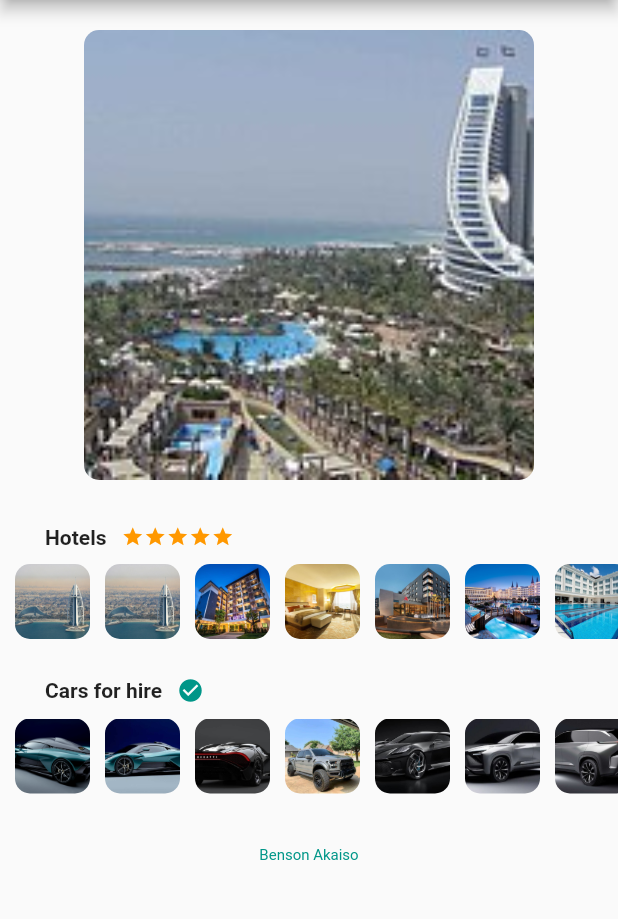
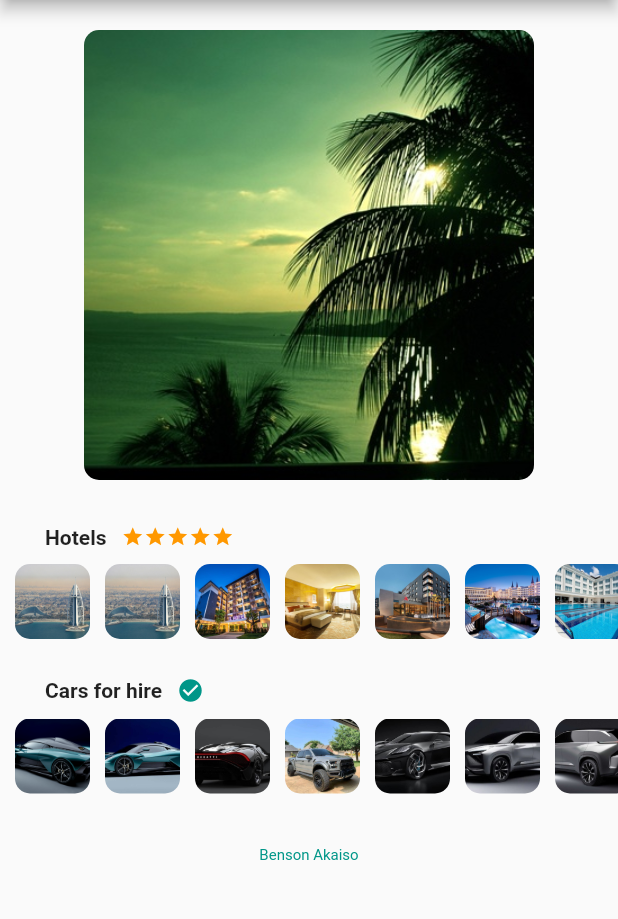
Before and after one commit to Akaiso/tanggle, a Flutter app: the screen it shows after launch, on a phone screen of 412 x 824 dp, the part 84-1003 px from its top. Run offline on Flutter 3.47's test engine with Material 2 defaults, Android fonts, the phone set to English and light mode, and no system bars.

```diff
--- a/lib/home_page.dart
+++ b/lib/home_page.dart
@@ -1,5 +1,7 @@
 import 'package:flutter/cupertino.dart';
 import 'package:flutter/material.dart';
+
+
 
 class HomePage extends StatefulWidget {
   const HomePage({Key? key}) : super(key: key);
@@ -35,7 +37,13 @@ List<String> cars = [
   'Wrangler Jeep on toyo tires.jpg'
 ];
 
+
+
 class _HomePageState extends State<HomePage> {
+
+  var viewedImage = 'nature.jpg';
+  String x = 'hotels';
+
   @override
   Widget build(BuildContext context) {
     return Scaffold(
@@ -70,20 +78,21 @@ class _HomePageState extends State<HomePage> {
             mainAxisAlignment: MainAxisAlignment.start,
             crossAxisAlignment: CrossAxisAlignment.center,
             children: [
+
               const SizedBox(
                 height: 20,
               ),
-              const SizedBox(
+                SizedBox(
                 height: 300,
                 width: 300,
                 child: ClipRRect(
-                  borderRadius: BorderRadius.all(Radius.circular(10)),
+                  borderRadius: const BorderRadius.all(Radius.circular(10)),
                   child: Image(
-                    image: AssetImage('assets/hotels/wild_wadi.jpg'),
-                    //  image:  const NetworkImage(
+                    image: AssetImage('assets/$x/$viewedImage'),
+                  //  image:  const NetworkImage(
                     //    'https://images.all-free-download.com/images/graphiclarge/beauty_of_nature_17_211513.jpg'),
                     fit: BoxFit.cover,
-                    semanticLabel: 'cars',
+                    semanticLabel: 'image',
                     // frameBuilder: (context, child, frame ,synchro){
                     //   return Container(
                     //     height: 50,
@@ -139,7 +148,7 @@ class _HomePageState extends State<HomePage> {
                   )
                 ],
               ),
-              SizedBox(height: 5),
+              const SizedBox(height: 5),
               Container(
                 height: 60,
                 child: ListView.builder(
@@ -154,8 +163,12 @@ class _HomePageState extends State<HomePage> {
                         ),
                         InkWell(
                           onTap: () {
-                           // print(index);
-                            setState(() {});
+                            x = 'hotels';
+                            setState(() {
+                              ///this can be written outside or inside the setState
+                              viewedImage = vacImage;
+                            });
+                            // viewedImage = vacImage;
                           },
                           child: Container(
                             height: 50,
@@ -232,7 +245,9 @@ class _HomePageState extends State<HomePage> {
                         ),
                         InkWell(
                           onTap: () {
+                            x = 'cars';
                             setState(() {});
+                            viewedImage = carImage;
                           },
                           child: Container(
                             height: 50,
```
